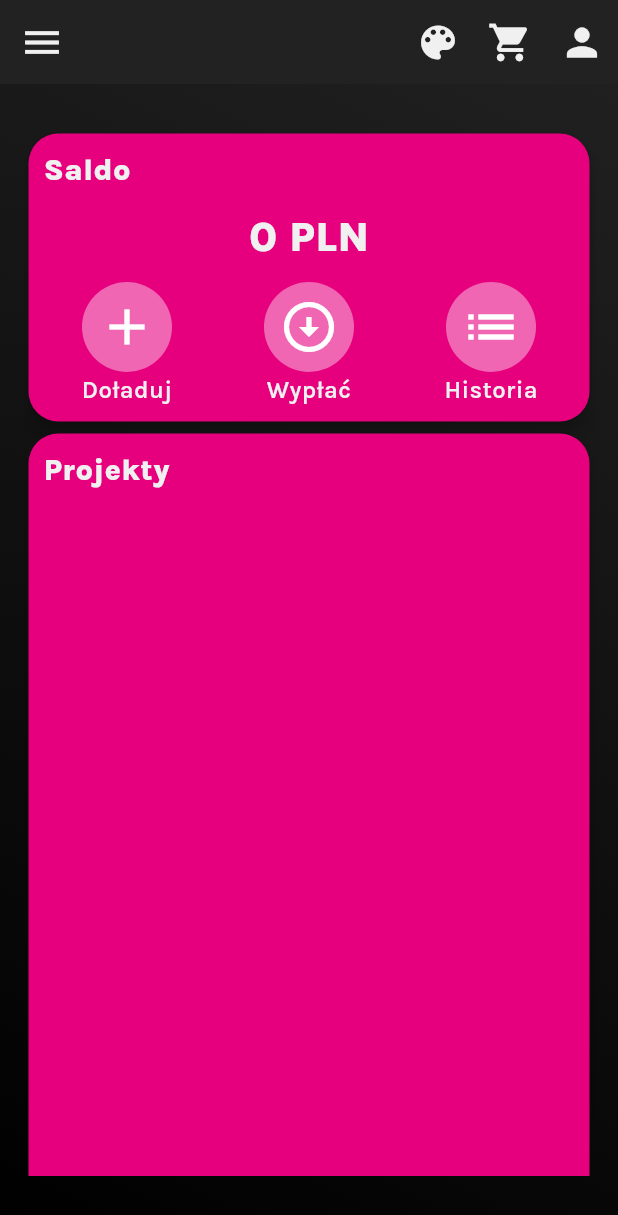
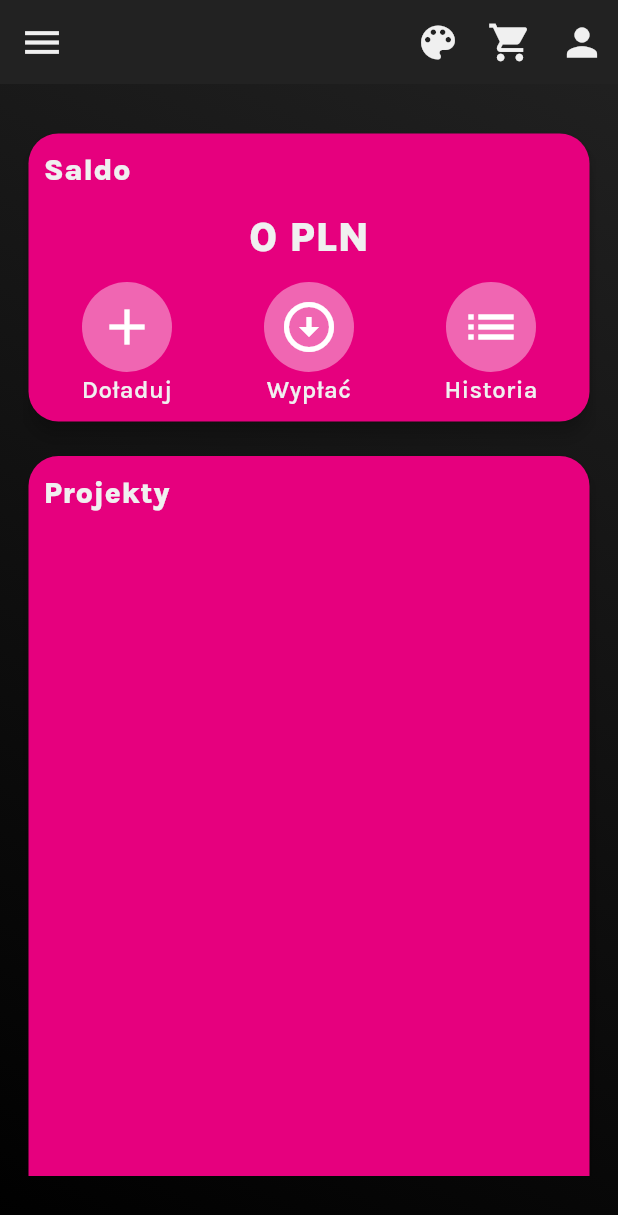
Before and after one commit to IgnacyBerent/hack_yeah_app_frontend, a Flutter app: the NavigatorLayoutTemplate screen opened directly, on a phone screen of 412 x 824 dp. Shown: the top 1215 px of the screen. Run offline on Flutter 3.47's test engine with Material 3 defaults, Android fonts, the phone set to English and light mode, and no system bars; our stand-ins replace flutter_secure_storage, google_fonts; missing offline and left inert: jaguar_jwt; accounts and stored records are empty; network calls fail.

Commit message:
adding margin

```diff
--- a/lib/views/home_screen/home_screen_elements/widget_card.dart
+++ b/lib/views/home_screen/home_screen_elements/widget_card.dart
@@ -11,7 +11,8 @@ class WidgetCard extends StatelessWidget {
   Widget build(BuildContext context) {
     final themeNotifier = Provider.of<ThemeNotifier>(context);
 
-    return SizedBox(
+    return Container(
+      margin: const EdgeInsets.only(bottom: 15),
       width: double.infinity,
       child: Card(
         color: themeNotifier.currentTheme['secondaryColor'],
```
